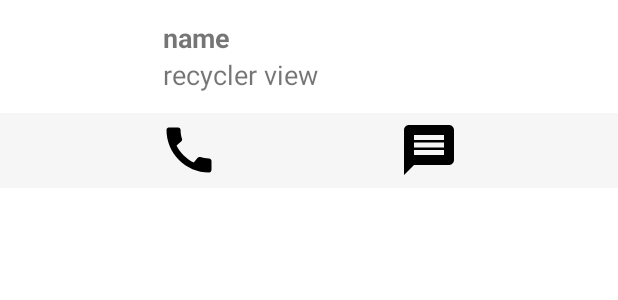
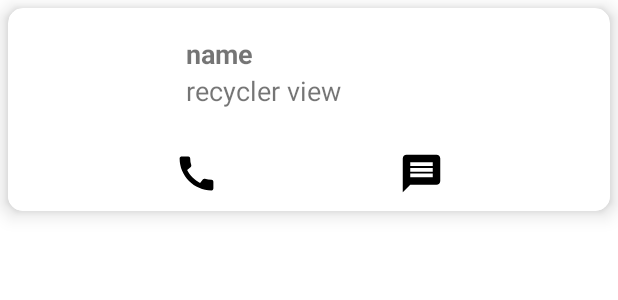
Before and after one commit to dewpe000/madcamp-Project-1, an Android app: the layout item_contact.xml on its own in the app's theme, with its tools: preview values and no code run, on a phone screen of 412 x 824 dp. Shown: the top 300 px of the screen. Run offline under Robolectric (Android 15) with nearby library versions, the phone set to English and light mode, and no system bars.

Commit message:
CardView

```diff
--- a/app/build.gradle
+++ b/app/build.gradle
@@ -39,5 +39,7 @@ dependencies {
     androidTestImplementation 'androidx.test.espresso:espresso-core:3.4.0'
     implementation 'com.google.android.material:material:1.0.0'
     implementation "androidx.viewpager2:viewpager2:1.0.0"
+    implementation "com.github.chrisbanes:PhotoView:2.1.3"
+    implementation "androidx.cardview:cardview:1.0.0"
 
 }
--- a/app/src/main/java/com/example/project1/Tab2/ImageAdapter.java
+++ b/app/src/main/java/com/example/project1/Tab2/ImageAdapter.java
@@ -48,7 +48,7 @@ public class ImageAdapter extends RecyclerView.Adapter<ImageAdapter.ImageViewHol
             @Override
             public void onClick(View view) {
                 Tab2 frag = ((Tab2) Tab2.fragment);
-                ImageView imageView = frag.getImageView();
+                ImageView imageView = frag.getPhotoView();
                 currPos = position;
                 imageView.setImageURI(iData.getImageResource());
                 imageView.setVisibility(View.VISIBLE);
@@ -76,7 +76,7 @@ public class ImageAdapter extends RecyclerView.Adapter<ImageAdapter.ImageViewHol
 
                         if(position == currPos) {
                             Tab2 frag = ((Tab2) Tab2.fragment);
-                            ImageView imageView = frag.getImageView();
+                            ImageView imageView = frag.getPhotoView();
                             imageView.setVisibility(View.GONE);
                         }
                         dialogInterface.dismiss();
--- a/app/src/main/res/layout/item_contact.xml
+++ b/app/src/main/res/layout/item_contact.xml
@@ -1,22 +1,31 @@
 <?xml version="1.0" encoding="utf-8"?>
-<LinearLayout xmlns:android="http://schemas.android.com/apk/res/android"
+<androidx.cardview.widget.CardView xmlns:android="http://schemas.android.com/apk/res/android"
     android:layout_width="match_parent"
     android:layout_height="wrap_content"
-    android:orientation="vertical">
+    xmlns:app="http://schemas.android.com/apk/res-auto"
+    android:orientation="vertical"
+    app:cardCornerRadius="10dp"
+    app:cardElevation="8dp"
+    android:layout_margin="5dp">
 
     <LinearLayout
         android:layout_width="match_parent"
         android:layout_height="wrap_content"
+        android:orientation="vertical">
+        <LinearLayout
+            android:layout_width="match_parent"
+            android:layout_height="85dp"
             android:layout_marginBottom="0dp"
             android:orientation="horizontal"
             android:layout_marginStart="5dp"
             android:layout_marginEnd="5dp"
-        >
+            android:gravity="center">
             <ImageView
                 android:id="@+id/profile"
                 android:layout_width="75sp"
                 android:layout_height="75sp"
                 android:scaleType="centerCrop"
+                android:layout_marginLeft="10dp"
                 android:layout_marginRight="20dp" />
 
             <androidx.appcompat.widget.LinearLayoutCompat
@@ -48,7 +57,7 @@
             android:id="@+id/callMessage"
             android:layout_width="match_parent"
             android:layout_height="50dp"
-        android:background="#f6f6f6"
+            android:background="#ffffff"
             android:gravity="center">
             <LinearLayout
                 android:layout_width="wrap_content"
@@ -57,20 +66,21 @@
 
                 <ImageView
                     android:id="@+id/callImage"
-                android:layout_width="40dp"
-                android:layout_height="40dp"
+                    android:layout_width="30dp"
+                    android:layout_height="30dp"
                     android:src="@drawable/ic_baseline_call_24"
                     android:scaleType="centerCrop"/>
 
                 <ImageView
                     android:id="@+id/messageImage"
-                android:layout_width="40dp"
-                android:layout_height="40dp"
+                    android:layout_width="30dp"
+                    android:layout_height="30dp"
                     android:layout_marginLeft="120dp"
                     android:src="@drawable/ic_baseline_message_24"
                     android:scaleType="centerCrop"/>
             </LinearLayout>
 
         </LinearLayout>
+    </LinearLayout>
 
-</LinearLayout>
+</androidx.cardview.widget.CardView>
--- a/app/src/main/res/layout/tab2.xml
+++ b/app/src/main/res/layout/tab2.xml
@@ -20,7 +20,7 @@
             android:textSize="30dp"
             android:textStyle="bold"></TextView>
 
-        <ImageView
+        <com.github.chrisbanes.photoview.PhotoView
             android:id="@+id/bigImage"
             android:layout_width="match_parent"
             android:layout_height="match_parent"
--- a/gradle.properties
+++ b/gradle.properties
@@ -19,3 +19,4 @@ android.useAndroidX=true
 # resources declared in the library itself and none from the library's dependencies,
 # thereby reducing the size of the R class for that library
 android.nonTransitiveRClass=true
+android.enableJetifier=true
```
Also changed, not shown: app/src/main/java/com/example/project1/Tab2/Tab2.java (+9 -9 lines). Lines whose indentation alone changed are shown as unchanged.
